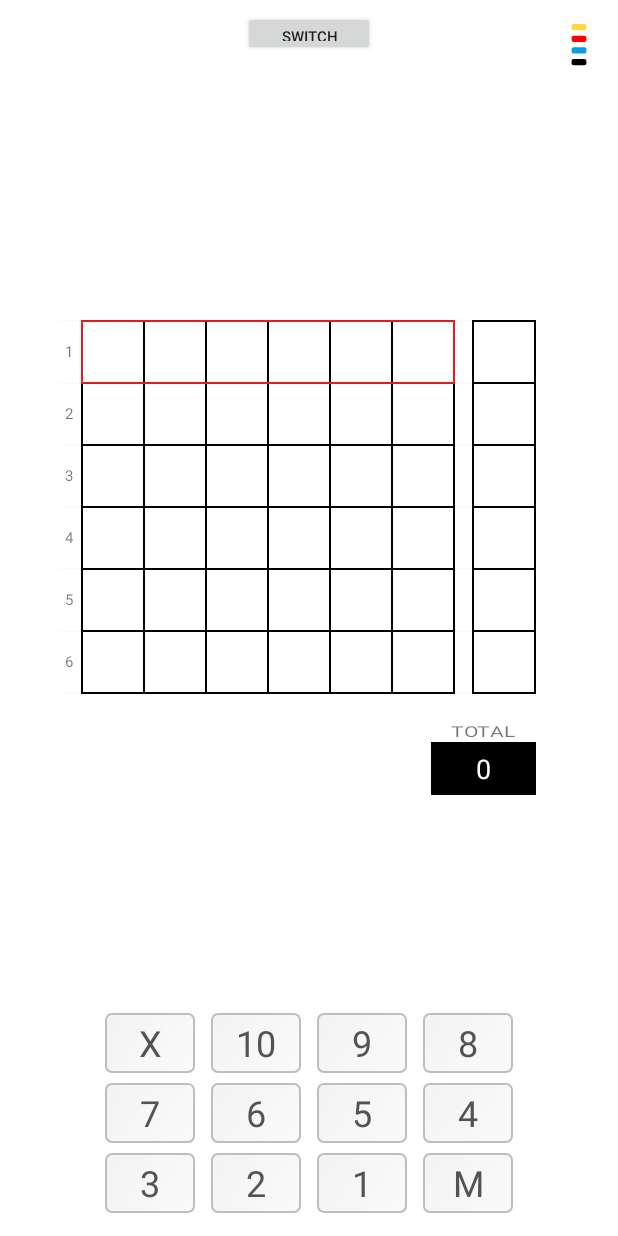
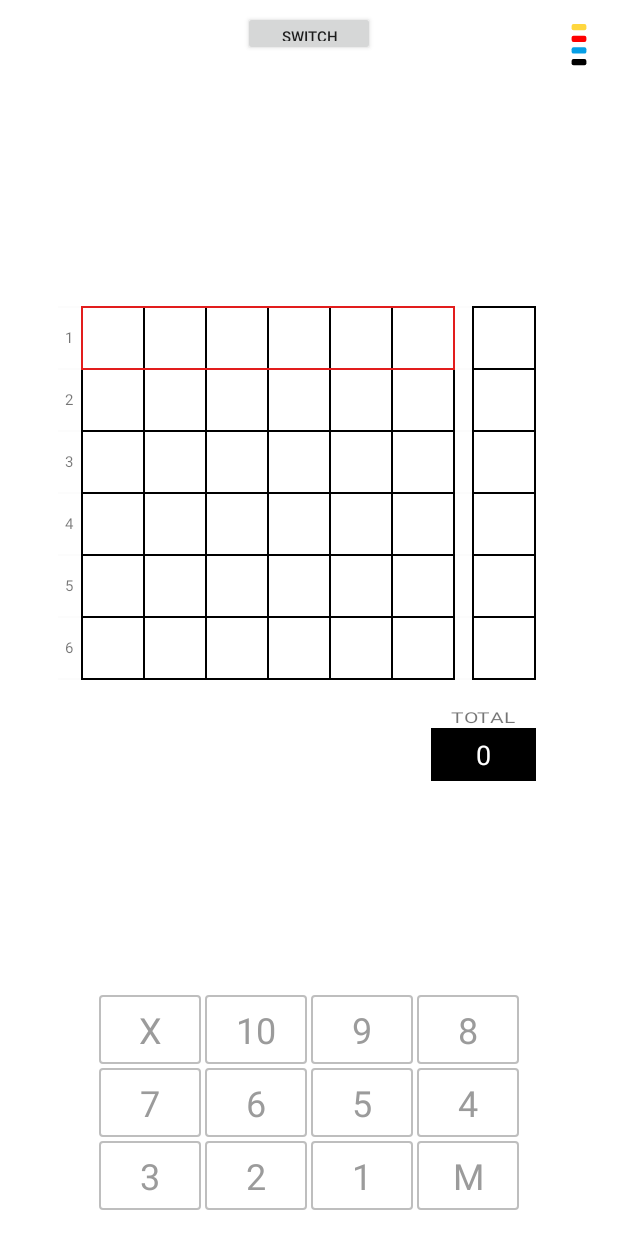
Before and after one commit to frokogithub/QuickScore, an Android app: the SingleActivity screen opened directly, with no data from a screen before it, on a phone screen of 412 x 824 dp. Run offline under Robolectric (Android 15) with nearby library versions, the phone set to English and light mode, and no system bars.

Commit message:
popr. layout

```diff
--- a/app/src/main/java/com/example/quickscore/SingleActivity.java
+++ b/app/src/main/java/com/example/quickscore/SingleActivity.java
@@ -70,6 +70,7 @@ public class SingleActivity extends BaseActivity {
         }
         endIndex = 0;
         totalSum = findViewById(R.id.tv_total);
+        totalSum.setText("0");
     }
 
 
@@ -332,7 +333,6 @@ public class SingleActivity extends BaseActivity {
             s += end[i].getSum();
         }
         totalSum.setText(String.valueOf(s));
-        int x=0;
     }
 
     private void clearEnds(){
--- /dev/null
+++ b/app/src/main/res/drawable/keyboard_background.xml
@@ -0,0 +1,11 @@
+<?xml version="1.0" encoding="utf-8"?>
+<shape xmlns:android="http://schemas.android.com/apk/res/android"
+    android:shape="rectangle">
+
+    <solid android:color="@color/white_background"/>
+
+    <stroke android:width="@dimen/buttons_outline_dim"
+        android:color="@color/dark_grey_3"/>
+    <corners
+        android:radius="4dp" />
+</shape>
--- a/app/src/main/res/drawable/points_button_background.xml
+++ b/app/src/main/res/drawable/points_button_background.xml
@@ -2,13 +2,12 @@
 <shape xmlns:android="http://schemas.android.com/apk/res/android"
     android:shape="rectangle">
 
-    <!--<solid android:color="@color/dark_grey_1"/>-->
-    <gradient
-        android:startColor="@color/dark_grey_1"
+    <solid android:color="@color/white_background"/>
+   <!-- <gradient
+        android:startColor="@color/white_background"
         android:endColor="@color/dark_grey_2"
-        android:angle="135"/>
-    <stroke android:width="@dimen/buttons_outline_dim"
-        android:color="@color/dark_grey_3"/>
+        android:angle="135"/> -->
+    <stroke android:width="@dimen/buttons_outline_dim" android:color="@color/dark_grey_3"/>
     <corners
-        android:radius="4dp" />
+        android:radius="2dp" />
 </shape>
--- a/app/src/main/res/layout/activity_single.xml
+++ b/app/src/main/res/layout/activity_single.xml
@@ -13,7 +13,8 @@
         android:id="@+id/gl_buttons"
         android:layout_width="wrap_content"
         android:layout_height="wrap_content"
-        android:layout_marginBottom="12dp"
+        android:layout_marginBottom="16dp"
+        android:background="@color/white_background"
         app:columnCount="4"
         app:layout_constraintBottom_toBottomOf="parent"
         app:layout_constraintEnd_toStartOf="@+id/guideline2"
@@ -22,206 +23,219 @@
         <Button
             android:id="@+id/bX"
             style="@style/Widget.AppCompat.Button.Borderless.Colored"
-            android:layout_width="60dp"
-            android:layout_height="40dp"
-            android:layout_marginStart="5dp"
-            android:layout_marginTop="3dp"
-            android:layout_marginEnd="5dp"
-            android:layout_marginBottom="3dp"
+            android:layout_width="68dp"
+            android:layout_height="46dp"
+            android:layout_marginStart="1dp"
+            android:layout_marginTop="1dp"
+            android:layout_marginEnd="1dp"
+            android:layout_marginBottom="1dp"
             android:background="@drawable/points_button_selector"
             android:fontFamily="sans-serif-thin"
-            android:soundEffectsEnabled="false"
+            android:gravity="center"
+            android:soundEffectsEnabled="true"
             android:text="X"
-            android:textColor="#535353"
+            android:textColor="#9B9B9B"
             android:textSize="24sp"
-            android:textStyle="normal|bold" />
+            android:textStyle="bold" />
 
         <Button
             android:id="@+id/b10"
             style="@style/Widget.AppCompat.Button.Borderless.Colored"
-            android:layout_width="60dp"
-            android:layout_height="40dp"
-            android:layout_marginStart="5dp"
-            android:layout_marginTop="3dp"
-            android:layout_marginEnd="5dp"
-            android:layout_marginBottom="3dp"
+            android:layout_width="68dp"
+            android:layout_height="46dp"
+            android:layout_marginStart="1dp"
+            android:layout_marginTop="1dp"
+            android:layout_marginEnd="1dp"
+            android:layout_marginBottom="1dp"
             android:background="@drawable/points_button_selector"
             android:fontFamily="sans-serif-thin"
-            android:soundEffectsEnabled="false"
+            android:gravity="center"
+            android:soundEffectsEnabled="true"
             android:text="10"
-            android:textColor="#535353"
+            android:textColor="#9B9B9B"
             android:textSize="24sp"
-            android:textStyle="normal|bold" />
+            android:textStyle="bold" />
 
         <Button
             android:id="@+id/b9"
             style="@style/Widget.AppCompat.Button.Borderless.Colored"
-            android:layout_width="60dp"
-            android:layout_height="40dp"
-            android:layout_marginStart="5dp"
-            android:layout_marginTop="3dp"
-            android:layout_marginEnd="5dp"
-            android:layout_marginBottom="3dp"
+            android:layout_width="68dp"
+            android:layout_height="46dp"
+            android:layout_marginStart="1dp"
+            android:layout_marginTop="1dp"
+            android:layout_marginEnd="1dp"
+            android:layout_marginBottom="1dp"
             android:background="@drawable/points_button_selector"
             android:fontFamily="sans-serif-thin"
-            android:soundEffectsEnabled="false"
+            android:gravity="center"
+            android:soundEffectsEnabled="true"
             android:text="9"
-            android:textColor="#535353"
+            android:textColor="#9B9B9B"
             android:textSize="24sp"
-            android:textStyle="normal|bold" />
+            android:textStyle="bold" />
 
         <Button
             android:id="@+id/b8"
             style="@style/Widget.AppCompat.Button.Borderless.Colored"
-            android:layout_width="60dp"
-            android:layout_height="40dp"
-            android:layout_marginStart="5dp"
-            android:layout_marginTop="3dp"
-            android:layout_marginEnd="5dp"
-            android:layout_marginBottom="3dp"
+            android:layout_width="68dp"
+            android:layout_height="46dp"
+            android:layout_marginStart="1dp"
+            android:layout_marginTop="1dp"
+            android:layout_marginEnd="1dp"
+            android:layout_marginBottom="1dp"
             android:background="@drawable/points_button_selector"
             android:fontFamily="sans-serif-thin"
-            android:soundEffectsEnabled="false"
-            android:text="8"
-            android:textColor="#535353"
+            android:gravity="center"
+            android:soundEffectsEnabled="true"
+            android:text="@string/b8"
+            android:textAllCaps="true"
+            android:textColor="#9B9B9B"
             android:textSize="24sp"
-            android:textStyle="normal|bold" />
+            android:textStyle="bold" />
 
         <Button
             android:id="@+id/b7"
             style="@style/Widget.AppCompat.Button.Borderless.Colored"
-            android:layout_width="60dp"
-            android:layout_height="40dp"
-            android:layout_marginStart="5dp"
-            android:layout_marginTop="3dp"
-            android:layout_marginEnd="5dp"
-            android:layout_marginBottom="3dp"
+            android:layout_width="68dp"
+            android:layout_height="46dp"
+            android:layout_marginStart="1dp"
+            android:layout_marginTop="1dp"
+            android:layout_marginEnd="1dp"
+            android:layout_marginBottom="1dp"
             android:background="@drawable/points_button_selector"
             android:fontFamily="sans-serif-thin"
-            android:soundEffectsEnabled="false"
+            android:gravity="center"
+            android:soundEffectsEnabled="true"
             android:text="7"
-            android:textColor="#535353"
+            android:textColor="#9B9B9B"
             android:textSize="24sp"
-            android:textStyle="normal|bold" />
+            android:textStyle="bold" />
 
         <Button
             android:id="@+id/b6"
             style="@style/Widget.AppCompat.Button.Borderless.Colored"
-            android:layout_width="60dp"
-            android:layout_height="40dp"
-            android:layout_marginStart="5dp"
-            android:layout_marginTop="3dp"
-            android:layout_marginEnd="5dp"
-            android:layout_marginBottom="3dp"
+            android:layout_width="68dp"
+            android:layout_height="46dp"
+            android:layout_marginStart="1dp"
+            android:layout_marginTop="1dp"
+            android:layout_marginEnd="1dp"
+            android:layout_marginBottom="1dp"
             android:background="@drawable/points_button_selector"
             android:fontFamily="sans-serif-thin"
-            android:soundEffectsEnabled="false"
+            android:gravity="center"
+            android:soundEffectsEnabled="true"
             android:text="6"
-            android:textColor="#535353"
+            android:textColor="#9B9B9B"
             android:textSize="24sp"
-            android:textStyle="normal|bold" />
+            android:textStyle="bold" />
 
         <Button
             android:id="@+id/b5"
             style="@style/Widget.AppCompat.Button.Borderless.Colored"
-            android:layout_width="60dp"
-            android:layout_height="40dp"
-            android:layout_marginStart="5dp"
-            android:layout_marginTop="3dp"
-            android:layout_marginEnd="5dp"
-            android:layout_marginBottom="3dp"
+            android:layout_width="68dp"
+            android:layout_height="46dp"
+            android:layout_marginStart="1dp"
+            android:layout_marginTop="1dp"
+            android:layout_marginEnd="1dp"
+            android:layout_marginBottom="1dp"
             android:background="@drawable/points_button_selector"
             android:fontFamily="sans-serif-thin"
-            android:soundEffectsEnabled="false"
+            android:gravity="center"
+            android:soundEffectsEnabled="true"
             android:text="5"
-            android:textColor="#535353"
+            android:textColor="#9B9B9B"
             android:textSize="24sp"
-            android:textStyle="normal|bold" />
+            android:textStyle="bold" />
 
         <Button
             android:id="@+id/b4"
             style="@style/Widget.AppCompat.Button.Borderless.Colored"
-            android:layout_width="60dp"
-            android:layout_height="40dp"
-            android:layout_marginStart="5dp"
-            android:layout_marginTop="3dp"
-            android:layout_marginEnd="5dp"
-            android:layout_marginBottom="3dp"
+            android:layout_width="68dp"
+            android:layout_height="46dp"
+            android:layout_marginStart="1dp"
+            android:layout_marginTop="1dp"
+            android:layout_marginEnd="1dp"
+            android:layout_marginBottom="1dp"
             android:background="@drawable/points_button_selector"
             android:fontFamily="sans-serif-thin"
-            android:soundEffectsEnabled="false"
+            android:gravity="center"
+            android:soundEffectsEnabled="true"
             android:text="4"
-            android:textColor="#535353"
+            android:textColor="#9B9B9B"
             android:textSize="24sp"
-            android:textStyle="normal|bold" />
+            android:textStyle="bold" />
 
         <Button
             android:id="@+id/b3"
             style="@style/Widget.AppCompat.Button.Borderless.Colored"
-            android:layout_width="60dp"
-            android:layout_height="40dp"
-            android:layout_marginStart="5dp"
-            android:layout_marginTop="3dp"
-            android:layout_marginEnd="5dp"
-            android:layout_marginBottom="3dp"
+            android:layout_width="68dp"
+            android:layout_height="46dp"
+            android:layout_marginStart="1dp"
+            android:layout_marginTop="1dp"
+            android:layout_marginEnd="1dp"
+            android:layout_marginBottom="1dp"
             android:background="@drawable/points_button_selector"
             android:fontFamily="sans-serif-thin"
-            android:soundEffectsEnabled="false"
+            android:gravity="center"
+            android:soundEffectsEnabled="true"
             android:text="3"
-            android:textColor="#535353"
+            android:textColor="#9B9B9B"
             android:textSize="24sp"
-            android:textStyle="normal|bold" />
+            android:textStyle="bold" />
 
         <Button
             android:id="@+id/b2"
             style="@style/Widget.AppCompat.Button.Borderless.Colored"
-            android:layout_width="60dp"
-            android:layout_height="40dp"
-            android:layout_marginStart="5dp"
-            android:layout_marginTop="3dp"
-            android:layout_marginEnd="5dp"
-            android:layout_marginBottom="3dp"
+            android:layout_width="68dp"
+            android:layout_height="46dp"
+            android:layout_marginStart="1dp"
+            android:layout_marginTop="1dp"
+            android:layout_marginEnd="1dp"
+            android:layout_marginBottom="1dp"
             android:background="@drawable/points_button_selector"
             android:fontFamily="sans-serif-thin"
-            android:soundEffectsEnabled="false"
+            android:gravity="center"
+            android:soundEffectsEnabled="true"
             android:text="2"
-            android:textColor="#535353"
+            android:textColor="#9B9B9B"
             android:textSize="24sp"
-            android:textStyle="normal|bold" />
+            android:textStyle="bold" />
 
         <Button
             android:id="@+id/b1"
             style="@style/Widget.AppCompat.Button.Borderless.Colored"
-            android:layout_width="60dp"
-            android:layout_height="40dp"
-            android:layout_marginStart="5dp"
-            android:layout_marginTop="3dp"
-            android:layout_marginEnd="5dp"
-            android:layout_marginBottom="3dp"
+            android:layout_width="68dp"
+            android:layout_height="46dp"
+            android:layout_marginStart="1dp"
+            android:layout_marginTop="1dp"
+            android:layout_marginEnd="1dp"
+            android:layout_marginBottom="1dp"
             android:background="@drawable/points_button_selector"
             android:fontFamily="sans-serif-thin"
-            android:soundEffectsEnabled="false"
+            android:gravity="center"
+            android:soundEffectsEnabled="true"
             android:text="1"
-            android:textColor="#535353"
+            android:textColor="#9B9B9B"
             android:textSize="24sp"
-            android:textStyle="normal|bold" />
+            android:textStyle="bold" />
 
         <Button
             android:id="@+id/bM"
             style="@style/Widget.AppCompat.Button.Borderless.Colored"
-            android:layout_width="60dp"
-            android:layout_height="40dp"
-            android:layout_marginStart="5dp"
-            android:layout_marginTop="3dp"
-            android:layout_marginEnd="5dp"
-            android:layout_marginBottom="3dp"
+            android:layout_width="68dp"
+            android:layout_height="46dp"
+            android:layout_marginStart="1dp"
+            android:layout_marginTop="1dp"
+            android:layout_marginEnd="1dp"
+            android:layout_marginBottom="1dp"
             android:background="@drawable/points_button_selector"
             android:fontFamily="sans-serif-thin"
-            android:soundEffectsEnabled="false"
+            android:gravity="center"
+            android:soundEffectsEnabled="true"
             android:text="M"
-            android:textColor="#535353"
+            android:textColor="#9B9B9B"
             android:textSize="24sp"
-            android:textStyle="normal|bold" />
+            android:textStyle="bold" />
 
     </androidx.gridlayout.widget.GridLayout>
 
@@ -275,7 +289,7 @@
         android:layout_width="wrap_content"
         android:layout_height="wrap_content"
         android:orientation="horizontal"
-        app:layout_constraintGuide_end="160dp" />
+        app:layout_constraintGuide_end="169dp" />
 
     <androidx.constraintlayout.widget.ConstraintLayout
         android:id="@+id/cl_insert_dummy"
--- a/app/src/main/res/layout/cl_insert_3arr.xml
+++ b/app/src/main/res/layout/cl_insert_3arr.xml
@@ -10,6 +10,7 @@
         android:layout_width="wrap_content"
         android:layout_height="wrap_content"
         android:layout_marginEnd="45dp"
+        android:layout_marginBottom="16dp"
         android:background="@color/white_252"
         android:orientation="vertical"
         app:layout_constraintBottom_toBottomOf="parent"
@@ -25,7 +26,6 @@
         android:layout_marginBottom="28dp"
         android:background="@color/black"
         android:gravity="center"
-        android:text="0"
         android:textColor="@color/white_background"
         android:textSize="18sp"
         app:layout_constraintBottom_toBottomOf="@+id/ends_dummy"
--- a/app/src/main/res/layout/cl_insert_6arr.xml
+++ b/app/src/main/res/layout/cl_insert_6arr.xml
@@ -9,7 +9,7 @@
         android:layout_width="wrap_content"
         android:layout_height="wrap_content"
         android:layout_marginEnd="16dp"
-        android:layout_marginBottom="32dp"
+        android:layout_marginBottom="42dp"
         android:background="@color/white_252"
         android:orientation="vertical"
         app:layout_constraintBottom_toBottomOf="parent"
@@ -25,7 +25,6 @@
         android:layout_marginBottom="8dp"
         android:background="@color/black"
         android:gravity="center"
-        android:text="0"
         android:textColor="@color/white_background"
         android:textSize="18sp"
         app:layout_constraintBottom_toTopOf="@+id/gl_buttons"
--- a/app/src/main/res/values/strings.xml
+++ b/app/src/main/res/values/strings.xml
@@ -1,3 +1,4 @@
 <resources>
     <string name="app_name">QuickScore</string>
+    <string name="b8">8</string>
 </resources>
```
